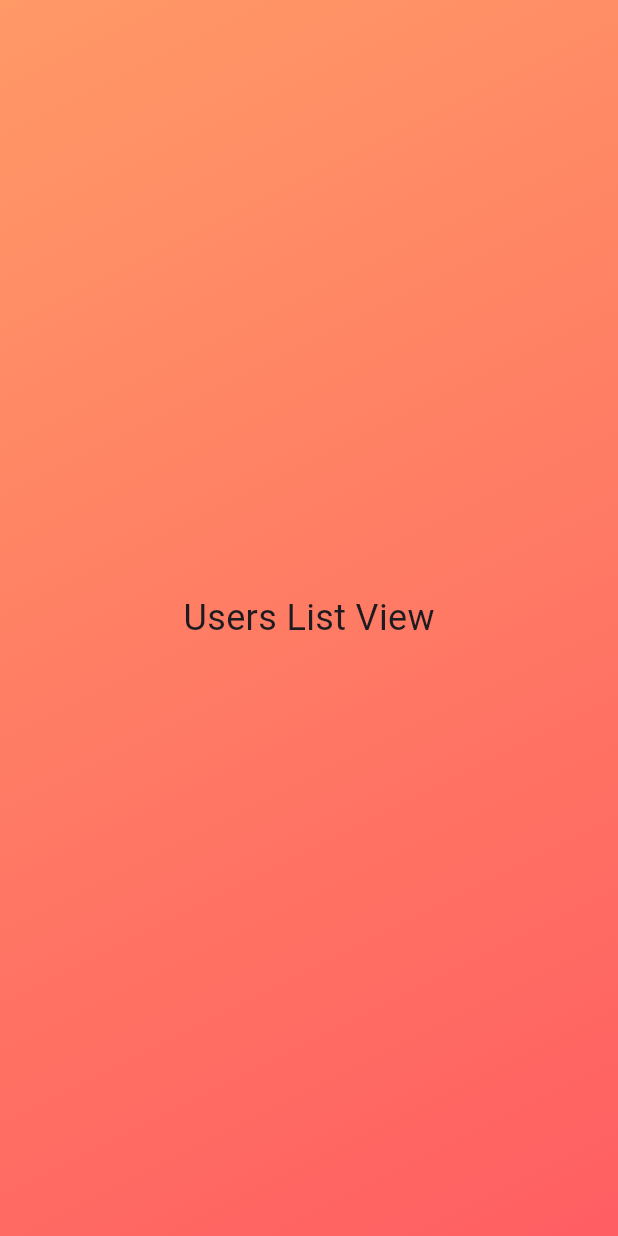
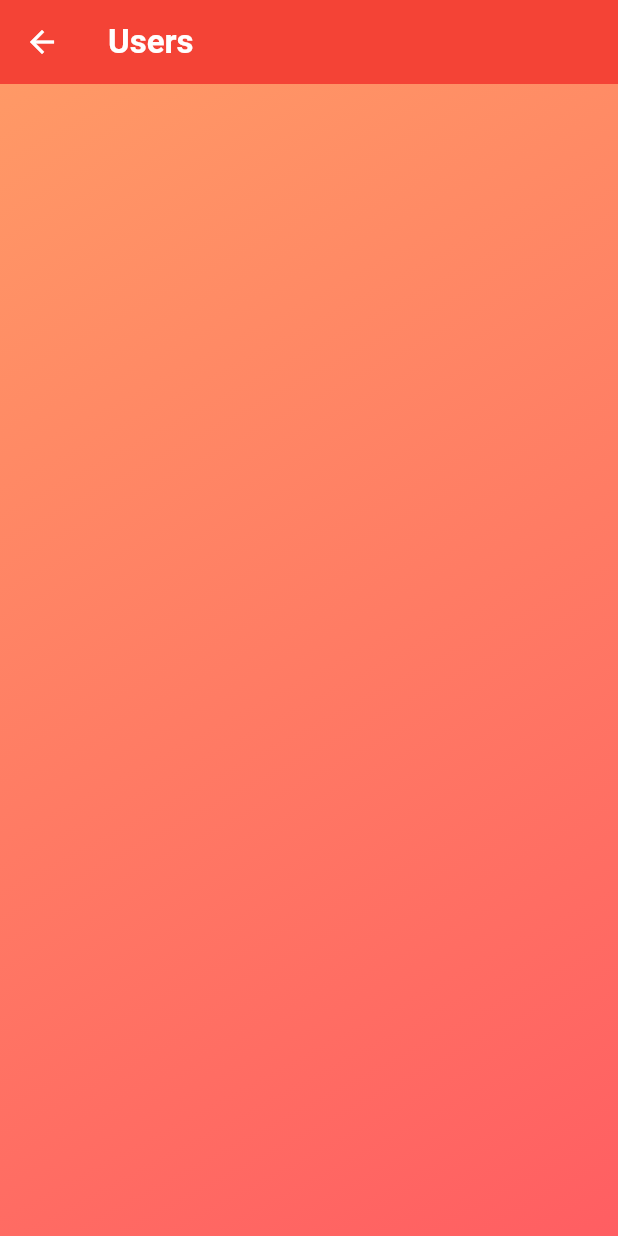
Before and after one commit to prodromossarakinou/flutter-feature-based-design, a Flutter app: the screen it shows after launch, after a tap on "Users", on a phone screen of 412 x 824 dp. Run offline on Flutter 3.47's test engine with Material 3 defaults, Android fonts, the phone set to English and light mode, and no system bars; our stand-ins replace go_router.

Commit message:
- base structure;

```diff
--- a/bloc_example/lib/core/bloc_example_app.dart
+++ b/bloc_example/lib/core/bloc_example_app.dart
@@ -9,6 +9,17 @@ class BlocExampleApp extends StatelessWidget {
   Widget build(BuildContext context) {
     return MaterialApp.router(
       theme: ThemeData(
+        appBarTheme: const AppBarTheme(
+          color: Colors.red,
+          titleTextStyle: TextStyle(
+            fontSize: 22,
+            color: Colors.white,
+            fontWeight: FontWeight.bold,
+          ),
+          iconTheme: IconThemeData(
+            color: Colors.white,
+          )
+        ),
         textTheme: const TextTheme(
           bodyMedium: TextStyle(
             fontSize: 24,
--- a/bloc_example/lib/features/user/presentation/views/users_list_view.dart
+++ b/bloc_example/lib/features/user/presentation/views/users_list_view.dart
@@ -7,8 +7,11 @@ class UsersListView extends StatelessWidget {
 
   @override
   Widget build(BuildContext context) {
-    return const AppScaffold(
-      body: Center(child: Text('Users List View'),),
+    return AppScaffold(
+      appBar: AppBar(
+        title: const Text('Users'),
+      ),
+      body: Container(),
     );
   }
 }
```
